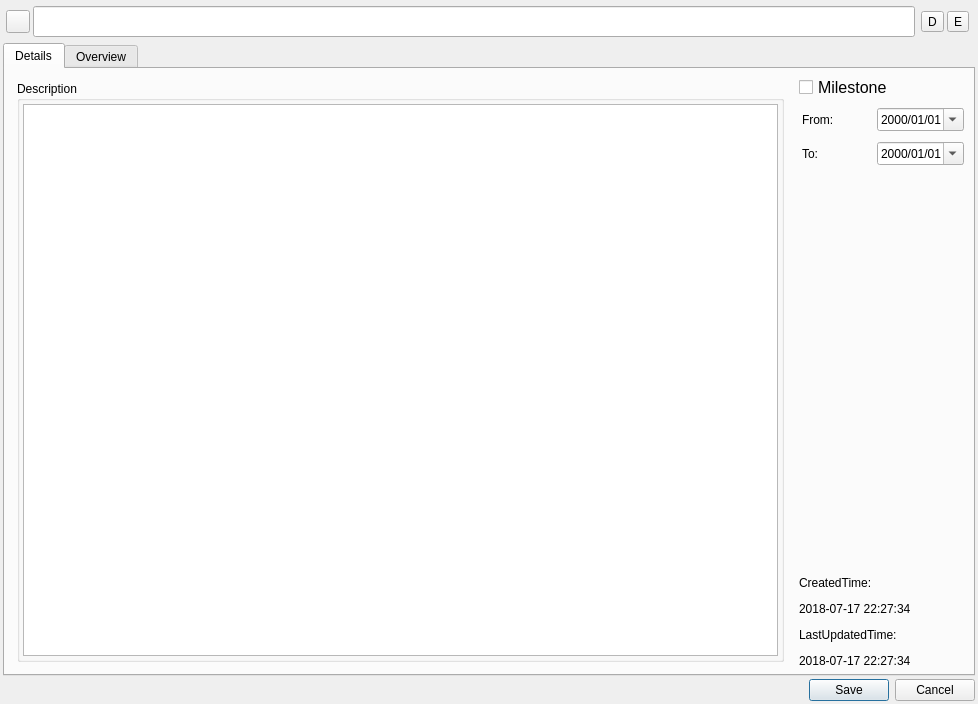
The window that widgets/ProjectMode/GroupDetailWidget.ui (SeptemberHX/TodoManager) describes before a commit, drawn with Qt 5.
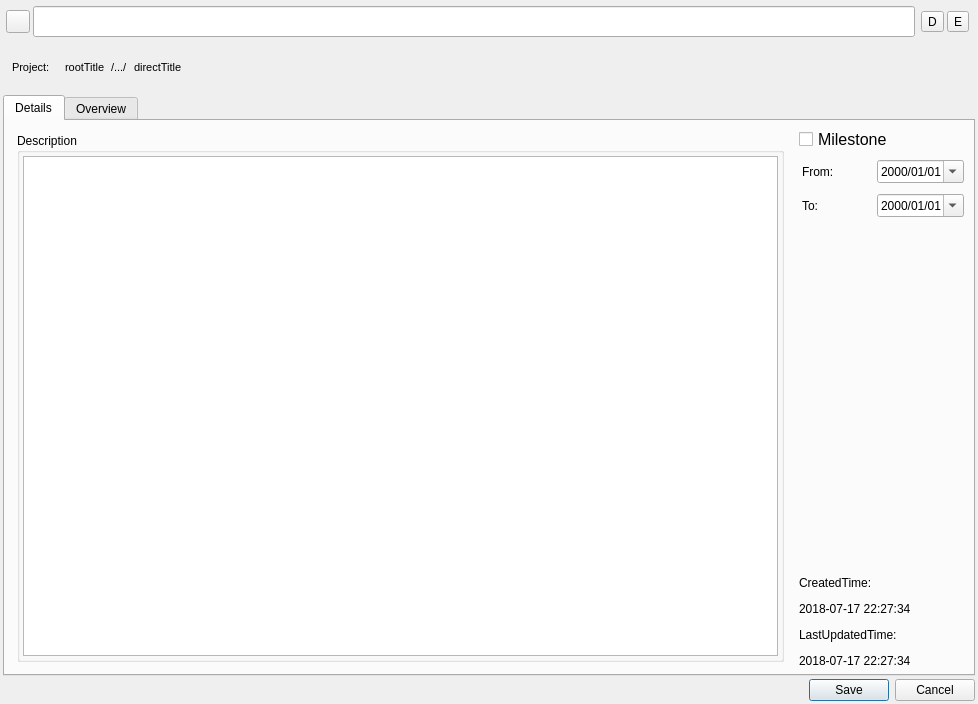
The same window after the commit.

Commit message: Add: ItemDetail can change relation now. ItemGroup can show relation now

What changed in the file:
```diff
--- a/widgets/ProjectMode/GroupDetailWidget.ui
+++ b/widgets/ProjectMode/GroupDetailWidget.ui
@@ -110,6 +110,79 @@
      </layout>
     </widget>
    </item>
+   <item>
+    <widget class="QWidget" name="projectInfoWidget" native="true">
+     <layout class="QHBoxLayout" name="horizontalLayout_7">
+      <item>
+       <widget class="QLabel" name="label">
+        <property name="font">
+         <font>
+          <pointsize>8</pointsize>
+         </font>
+        </property>
+        <property name="text">
+         <string>Project:</string>
+        </property>
+       </widget>
+      </item>
+      <item>
+       <widget class="QWidget" name="pathWidget" native="true">
+        <layout class="QHBoxLayout" name="horizontalLayout_9">
+         <item>
+          <widget class="QLabel" name="rootProjectLabel">
+           <property name="font">
+            <font>
+             <pointsize>8</pointsize>
+            </font>
+           </property>
+           <property name="text">
+            <string>rootTitle</string>
+           </property>
+          </widget>
+         </item>
+         <item>
+          <widget class="QLabel" name="label_4">
+           <property name="font">
+            <font>
+             <pointsize>8</pointsize>
+            </font>
+           </property>
+           <property name="text">
+            <string>/.../</string>
+           </property>
+          </widget>
+         </item>
+         <item>
+          <widget class="QLabel" name="directProjectLabel">
+           <property name="font">
+            <font>
+             <pointsize>8</pointsize>
+            </font>
+           </property>
+           <property name="text">
+            <string>directTitle</string>
+           </property>
+          </widget>
+         </item>
+        </layout>
+       </widget>
+      </item>
+      <item>
+       <spacer name="horizontalSpacer_3">
+        <property name="orientation">
+         <enum>Qt::Horizontal</enum>
+        </property>
+        <property name="sizeHint" stdset="0">
+         <size>
+          <width>40</width>
+          <height>20</height>
+         </size>
+        </property>
+       </spacer>
+      </item>
+     </layout>
+    </widget>
+   </item>
    <item>
     <widget class="QTabWidget" name="tabWidget">
      <property name="currentIndex">
```
The commit also changes 7 other files.
